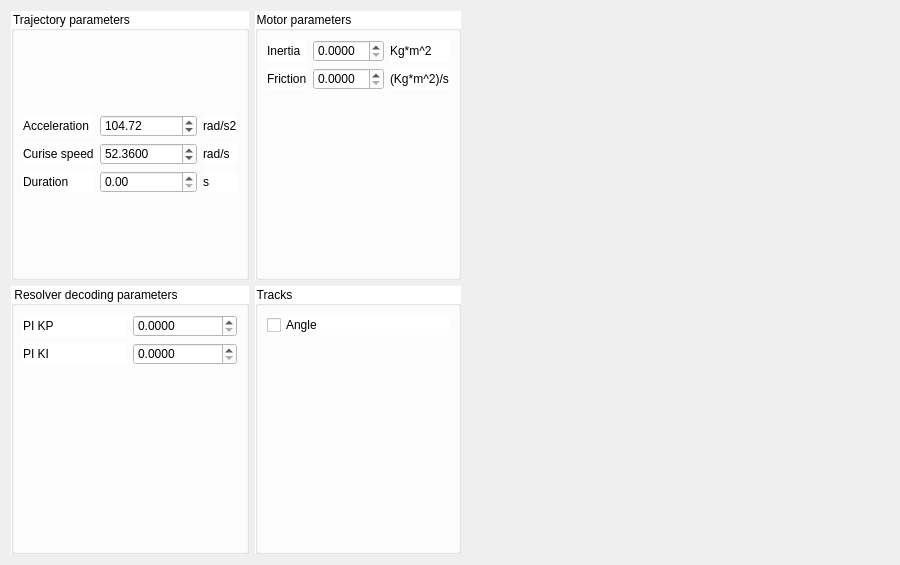
Above: simulationTemplates/simulationView9.ui from koalakoker/gSim before the change. Below: the same form after it.
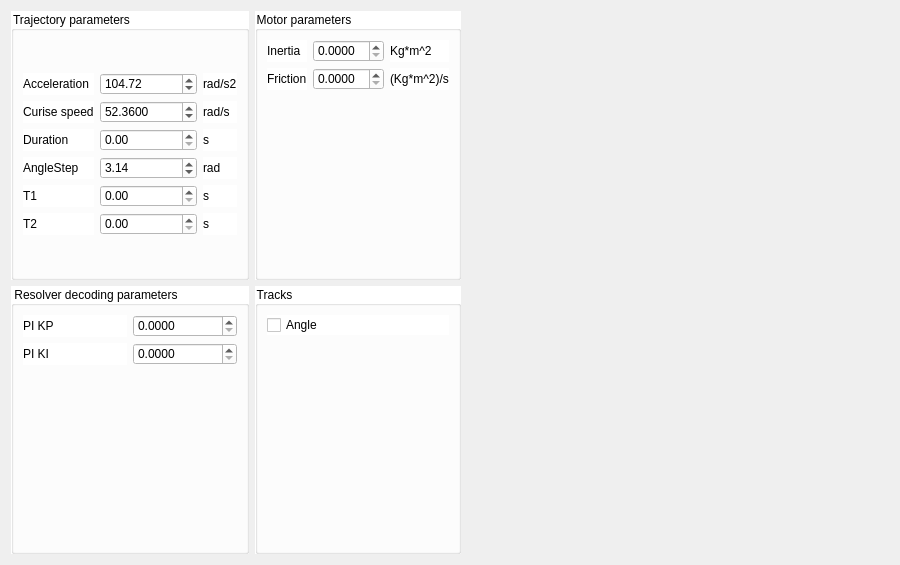
That is the form after the change.

Patch:
```diff
--- a/simulationTemplates/simulationView9.ui
+++ b/simulationTemplates/simulationView9.ui
@@ -212,6 +212,57 @@
        <layout class="QGridLayout" name="gridLayout_3">
         <item row="0" column="0">
          <layout class="QGridLayout" name="gridLayout_2">
+          <item row="3" column="2">
+           <widget class="QLabel" name="label_9">
+            <property name="text">
+             <string>rad</string>
+            </property>
+           </widget>
+          </item>
+          <item row="3" column="1">
+           <widget class="QDoubleSpinBox" name="angleStep">
+            <property name="minimum">
+             <double>-9999999.000000000000000</double>
+            </property>
+            <property name="maximum">
+             <double>9999999.000000000000000</double>
+            </property>
+            <property name="value">
+             <double>3.140000000000000</double>
+            </property>
+           </widget>
+          </item>
+          <item row="3" column="0">
+           <widget class="QLabel" name="label_8">
+            <property name="text">
+             <string>AngleStep</string>
+            </property>
+           </widget>
+          </item>
+          <item row="4" column="1">
+           <widget class="QDoubleSpinBox" name="t1">
+            <property name="decimals">
+             <number>2</number>
+            </property>
+            <property name="maximum">
+             <double>99999.000000000000000</double>
+            </property>
+           </widget>
+          </item>
+          <item row="4" column="2">
+           <widget class="QLabel" name="label_11">
+            <property name="text">
+             <string>s</string>
+            </property>
+           </widget>
+          </item>
+          <item row="4" column="0">
+           <widget class="QLabel" name="label_10">
+            <property name="text">
+             <string>T1</string>
+            </property>
+           </widget>
+          </item>
           <item row="1" column="0">
            <widget class="QLabel" name="label_2">
             <property name="text">
@@ -280,6 +331,30 @@
             </property>
            </widget>
           </item>
+          <item row="5" column="0">
+           <widget class="QLabel" name="label_12">
+            <property name="text">
+             <string>T2</string>
+            </property>
+           </widget>
+          </item>
+          <item row="5" column="1">
+           <widget class="QDoubleSpinBox" name="t2">
+            <property name="decimals">
+             <number>2</number>
+            </property>
+            <property name="maximum">
+             <double>99999.000000000000000</double>
+            </property>
+           </widget>
+          </item>
+          <item row="5" column="2">
+           <widget class="QLabel" name="label_13">
+            <property name="text">
+             <string>s</string>
+            </property>
+           </widget>
+          </item>
          </layout>
         </item>
        </layout>
```
